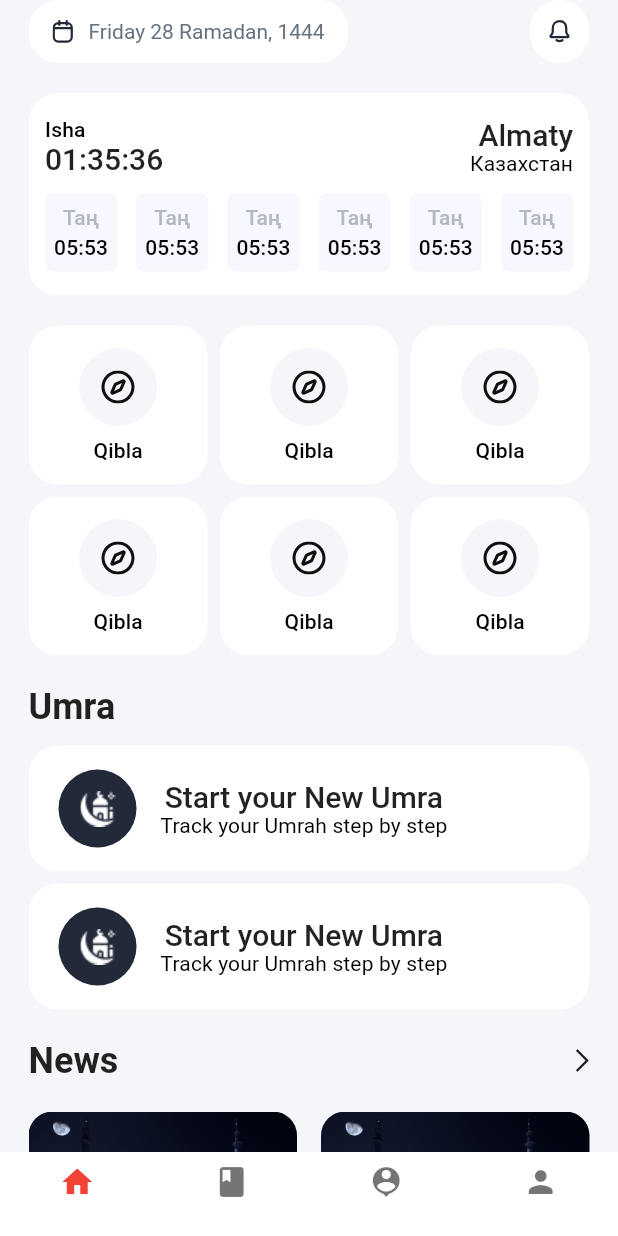
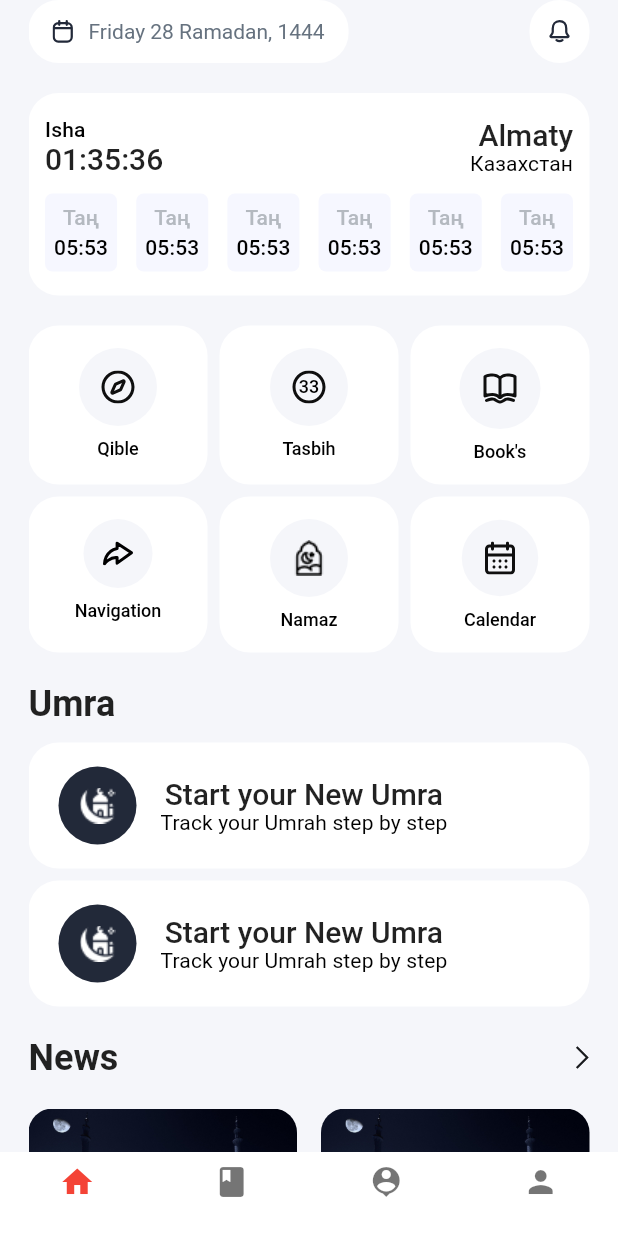
Before and after one commit to DevFlutterQaz/umyra_project, a Flutter app: the screen it shows after launch, on a phone screen of 412 x 824 dp. Run offline on Flutter 3.47's test engine with Material 2 defaults, Android fonts, the phone set to English and light mode, and no system bars; our stand-ins replace auto_route, flutter_svg; project files that could hold a hidden picture were left out.

Commit message:
fix some bug in home page

```diff
--- a/lib/src/core/resources/app_images.dart
+++ b/lib/src/core/resources/app_images.dart
@@ -4,6 +4,7 @@ class AppImages {
   AppImages._();
 
   static const String islam = 'assets/images/png/islam.jpeg';
+  static const String namaz = 'assets/images/png/namaz.png';
   static const String umra1 = 'assets/images/png/umra1.png';
   static const String umra2 = 'assets/images/png/umra2.png';
 }
--- /dev/null
+++ b/lib/src/features/screens/home/logic/api/model/model_main_button.dart
@@ -0,0 +1,9 @@
+class ModelMainButton {
+  final String image;
+  final String title;
+
+  ModelMainButton({
+    required this.image,
+    required this.title,
+  });
+}
--- /dev/null
+++ b/lib/src/features/screens/home/logic/data/local/local.dart
@@ -0,0 +1,13 @@
+import 'package:umyra/src/core/resources/resources.dart';
+import 'package:umyra/src/features/screens/home/logic/api/model/model_main_button.dart';
+
+class Local {
+  static List<ModelMainButton> mainButton = [
+    ModelMainButton(image: AppSvgImages.qibla, title: 'Qible'),
+    ModelMainButton(image: AppSvgImages.tasbih, title: 'Tasbih'),
+    ModelMainButton(image: AppSvgImages.book, title: 'Book\'s'),
+    ModelMainButton(image: AppSvgImages.navigation, title: 'Navigation'),
+    ModelMainButton(image: AppImages.namaz, title: 'Namaz'),
+    ModelMainButton(image: AppSvgImages.calendar2, title: 'Calendar')
+  ];
+}
--- a/lib/src/features/screens/home/pages/home_page.dart
+++ b/lib/src/features/screens/home/pages/home_page.dart
@@ -3,6 +3,7 @@ import 'package:flutter_staggered_grid_view/flutter_staggered_grid_view.dart';
 import 'package:flutter_svg/svg.dart';
 import 'package:umyra/src/core/resources/resources.dart';
 import 'package:umyra/src/core/widgets/column_spacer.dart';
+import 'package:umyra/src/features/screens/home/logic/data/local/local.dart';
 import 'package:umyra/src/features/screens/home/widgets/come_event.dart';
 import 'package:umyra/src/features/screens/home/widgets/custom_home_button.dart';
 import 'package:umyra/src/features/screens/home/widgets/custom_status_time.dart';
@@ -32,8 +33,11 @@ class HomeScreen extends StatelessWidget {
                   crossAxisSpacing: 8,
                   physics: const NeverScrollableScrollPhysics(),
                   shrinkWrap: true,
-                  itemCount: 6,
-                  itemBuilder: (context, index) => const CustomHomeButtom(),
+                  itemCount: Local.mainButton.length,
+                  itemBuilder: (context, index) => CustomHomeButtom(
+                    image: Local.mainButton[index].image,
+                    title: Local.mainButton[index].title,
+                  ),
                 ),
                 const ColumnSpacer(2),
                 Text('Umra',
--- a/lib/src/features/screens/home/widgets/custom_home_button.dart
+++ b/lib/src/features/screens/home/widgets/custom_home_button.dart
@@ -1,12 +1,15 @@
 import 'package:flutter/material.dart';
 import 'package:flutter_svg/svg.dart';
 import 'package:umyra/src/core/resources/app_colors.dart';
-import 'package:umyra/src/core/resources/resources.dart';
 import 'package:umyra/src/core/widgets/column_spacer.dart';
 
 class CustomHomeButtom extends StatelessWidget {
+  final String image;
+  final String title;
   const CustomHomeButtom({
     super.key,
+    required this.image,
+    required this.title,
   });
 
   @override
@@ -25,12 +28,38 @@ class CustomHomeButtom extends StatelessWidget {
                     shape: BoxShape.circle,
                     color: AppColors.lightgrayColor3,
                   ),
-                  child: Padding(
-                    padding: const EdgeInsets.all(15),
-                    child: SvgPicture.asset(AppSvgImages.qibla),
-                  )),
+                  child: image.contains('tasbih')
+                      ? Padding(
+                          padding: const EdgeInsets.all(15),
+                          child: Stack(
+                            children: [
+                              SvgPicture.asset(image),
+                              Positioned.fill(
+                                child: Align(
+                                  alignment: Alignment.center,
+                                  child: Text('33',
+                                      style: Theme.of(context)
+                                          .textTheme
+                                          .bodySmall
+                                          ?.copyWith(
+                                              color: Colors.black,
+                                              fontWeight: FontWeight.w500)),
+                                ),
+                              ),
+                            ],
+                          ),
+                        )
+                      : Padding(
+                          padding:
+                              EdgeInsets.all(image.contains('svg') ? 15 : 14),
+                          child: image.contains('svg')
+                              ? SvgPicture.asset(image)
+                              : Image.asset(image),
+                        )),
               const ColumnSpacer(0.8),
-              Text('Qibla', style: Theme.of(context).textTheme.titleSmall),
+              Text(title,
+                  style: Theme.of(context).textTheme.bodySmall?.copyWith(
+                      fontWeight: FontWeight.w500, color: Colors.black)),
             ],
           ),
         ));
```
Also changed, not shown: assets/images/png/namaz.png (added), 1 other file.
